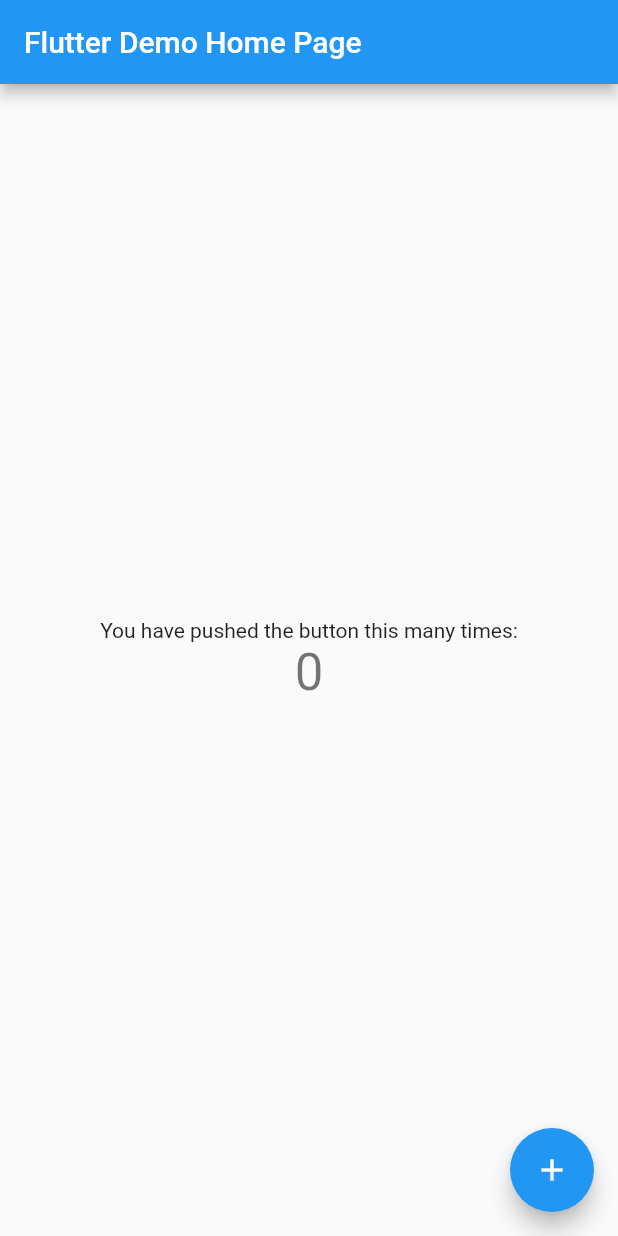
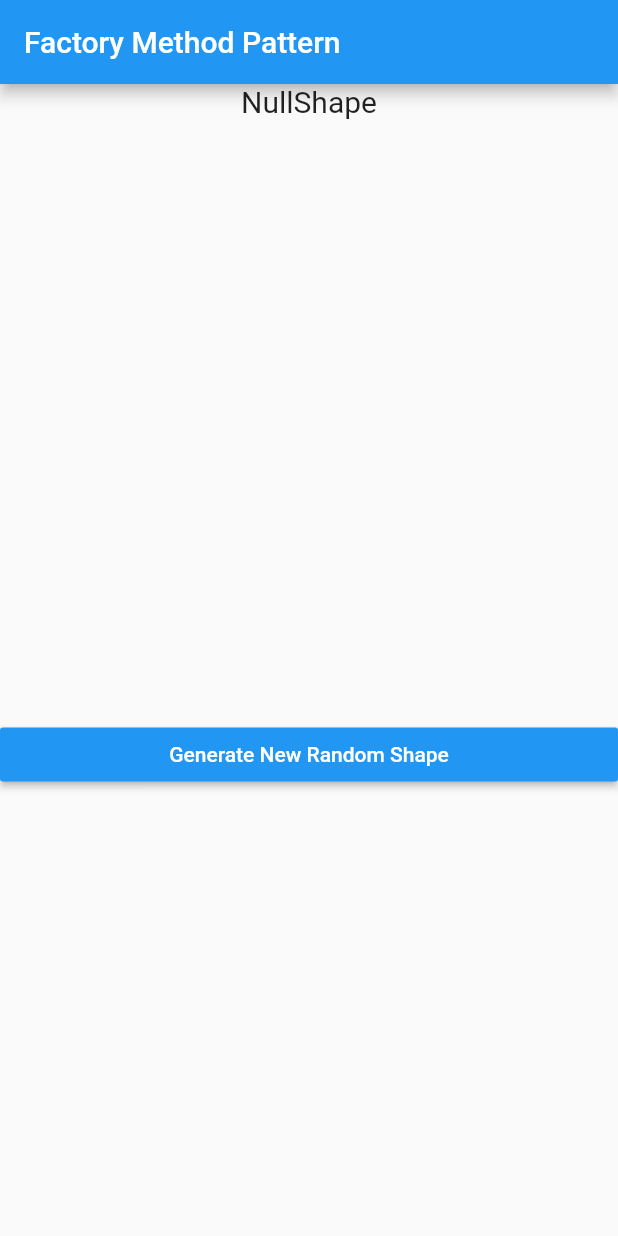
Before and after one commit to fahmi54321/solid_flutter_learn, a Flutter app: the screen it shows after launch, on a phone screen of 412 x 824 dp. Run offline on Flutter 3.47's test engine with Material 2 defaults, Android fonts, the phone set to English and light mode, and no system bars.

Commit message:
factory pattern

```diff
--- a/lib/debug_logger.dart
+++ /dev/null
@@ -1,48 +0,0 @@
-import 'package:logging/logging.dart';
-import 'package:intl/intl.dart' show DateFormat;
-import 'package:flutter/material.dart';
-
-// todo 1 create uml untuk singleton pattern
-
-// todo 2 base
-abstract class BaseLogger {
-  @protected
-  late Logger _logger;
-
-  @protected
-  DateFormat _dateFormatter = DateFormat('H:m:s.S');
-  static const appName = 'singleton_patter_example';
-
-  void log(
-    message, [
-    Object? error,
-    StackTrace? stackTrace,
-  ]) =>
-      _logger.info(
-        message,
-        error,
-        stackTrace,
-      );
-}
-
-// todo 3 (next main.dart)
-class DebugLogger extends BaseLogger {
-  static DebugLogger? _instance;
-
-  DebugLogger._internal() {
-    Logger.root.level = Level.ALL;
-    Logger.root.onRecord.listen(_recordHandler);
-    _logger = Logger(BaseLogger.appName);
-    debugPrint('<DebugLogger> creation');
-    _instance = this;
-  }
-
-  // lazy instantation
-  factory DebugLogger() => _instance ?? DebugLogger._internal();
-
-  void _recordHandler(LogRecord rec) {
-    debugPrint(
-      '${_dateFormatter.format(rec.time)} : ${rec.message}, ${rec.error}',
-    );
-  }
-}
--- a/lib/main.dart
+++ b/lib/main.dart
@@ -1,74 +1,78 @@
 import 'package:flutter/material.dart';
-import 'package:solid_flutter_learn/debug_logger.dart';
+import 'package:solid_flutter_learn/shape.dart';
+import 'package:solid_flutter_learn/utils.dart';
 
 void main() {
   runApp(const MyApp());
 }
 
+Shape currShape = NullShape();
+
+final ButtonStyle raisedButtonStyle = ElevatedButton.styleFrom(
+  minimumSize: const Size(88, 36),
+  padding: const EdgeInsets.symmetric(horizontal: 16),
+  shape: const RoundedRectangleBorder(
+    borderRadius: BorderRadius.all(Radius.circular(2)),
+  ),
+);
+
 class MyApp extends StatelessWidget {
-  const MyApp({super.key});
+  const MyApp({Key? key}) : super(key: key);
 
-  // This widget is the root of your application.
   @override
   Widget build(BuildContext context) {
     return MaterialApp(
-      title: 'Flutter Demo',
-      theme: ThemeData(
-        primarySwatch: Colors.blue,
-      ),
-      home: const MyHomePage(title: 'Flutter Demo Home Page'),
+      title: 'Factory Method Pattern',
+      home: MyHomePage(),
     );
   }
 }
 
 class MyHomePage extends StatefulWidget {
-  const MyHomePage({super.key, required this.title});
-
-  final String title;
-
   @override
-  State<MyHomePage> createState() => _MyHomePageState();
+  _MyHomePageState createState() => _MyHomePageState();
 }
 
 class _MyHomePageState extends State<MyHomePage> {
-  int _counter = 0;
-
-  void _incrementCounter() {
-    // todo 4
-    final logger = DebugLogger();
-    setState(() {
-      _counter++;
-
-      // todo 5 (finish)
-      logger.log('counter : $_counter', 'sample error message');
-    });
-  }
-
   @override
   Widget build(BuildContext context) {
     return Scaffold(
       appBar: AppBar(
-        title: Text(widget.title),
+        title: const Text('Factory Method Pattern'),
       ),
-      body: Center(
-        child: Column(
-          mainAxisAlignment: MainAxisAlignment.center,
-          children: <Widget>[
-            const Text(
-              'You have pushed the button this many times:',
-            ),
-            Text(
-              '$_counter',
-              style: Theme.of(context).textTheme.headline4,
-            ),
-          ],
+      body: ListView(children: <Widget>[
+        Text(
+          currShape.getName,
+          textAlign: TextAlign.center,
+          style: const TextStyle(fontSize: 20),
         ),
-      ),
-      floatingActionButton: FloatingActionButton(
-        onPressed: _incrementCounter,
-        tooltip: 'Increment',
-        child: const Icon(Icons.add),
-      ), // This trailing comma makes auto-formatting nicer for build methods.
+        SizedBox(
+          width: 400,
+          height: 400,
+          child: CustomPaint(
+            painter: CanvasPainter(),
+          ),
+        ),
+        ElevatedButton(
+          style: raisedButtonStyle,
+          child: const Text('Generate New Random Shape'),
+          onPressed: () {
+            setState(() {
+              currShape = Utils.generateRandomShape(const Size(400, 400));
+            });
+          },
+        ),
+      ]),
     );
   }
 }
+
+class CanvasPainter extends CustomPainter {
+  @override
+  void paint(Canvas canvas, Size size) {
+    currShape.draw(canvas);
+  }
+
+  @override
+  bool shouldRepaint(CustomPainter oldDelegate) => true;
+}
--- /dev/null
+++ b/lib/shape_factory.dart
@@ -0,0 +1,40 @@
+import 'dart:math';
+
+import 'package:flutter/material.dart';
+import 'package:solid_flutter_learn/shape.dart';
+
+enum ShapesEnum { rectangle, circle }
+
+class ShapeBuildContext {
+  late Color color;
+  late ShapesEnum shapeType;
+  late List<Point> vertices;
+  late double radius;
+  late double width;
+  late double height;
+}
+
+class ShapeFactory {
+  ShapeFactory._();
+
+  static Shape createShape(ShapeBuildContext context) {
+    Shape result = NullShape();
+
+    switch (context.shapeType) {
+      case ShapesEnum.rectangle:
+        {
+          result = Rectangle(context.color, context.vertices[0], context.width,
+              context.height);
+        }
+        break;
+
+      case ShapesEnum.circle:
+        {
+          result = Circle(context.color, context.vertices[0], context.radius);
+        }
+        break;
+    }
+
+    return result;
+  }
+}
```
Also changed, not shown: lib/shape.dart (added, +126 -0 lines), lib/utils.dart (added, +71 -0 lines).
